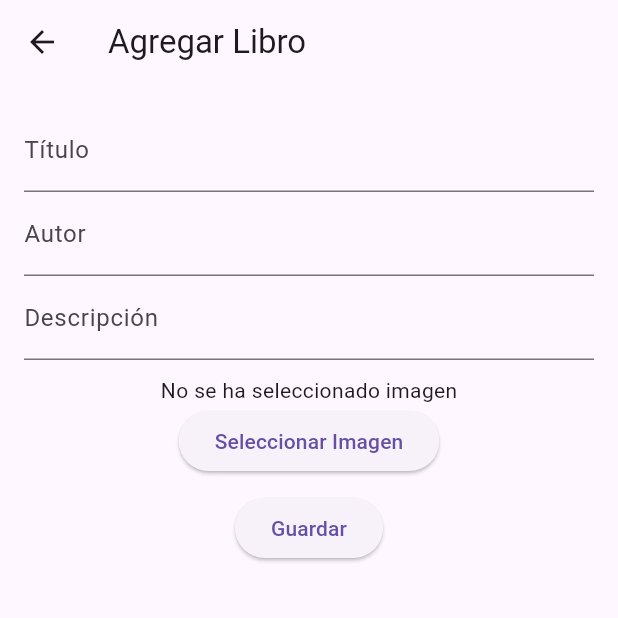
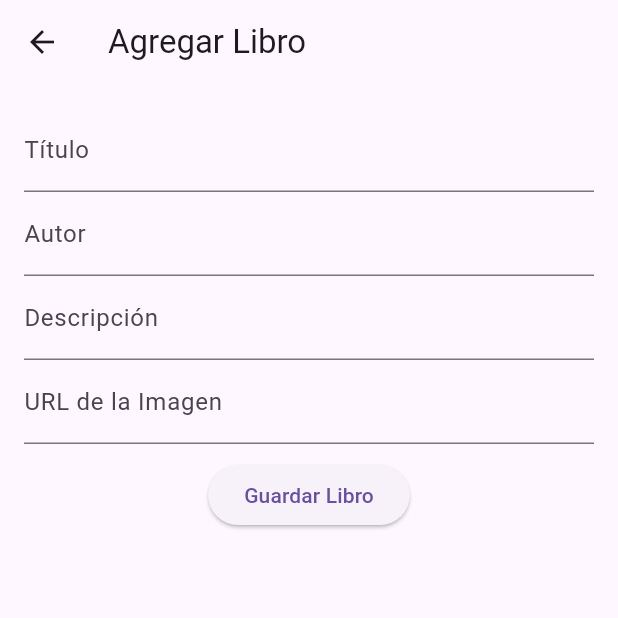
Before and after one commit to Itzel660/ag3Almacenamiento, a Flutter app: the screen it shows once a user with an empty profile is signed in, after a tap on the "add" icon, on a phone screen of 412 x 824 dp, the top half of it. Run offline on Flutter 3.47's test engine with Material 3 defaults, Android fonts, the light colour scheme and no system bars; our stand-ins replace cloud_firestore, firebase_auth, firebase_core, firebase_storage, google_sign_in, image_picker; accounts and stored records are empty.

Commit message:
Actualización de los archivos

```diff
--- a/lib/main.dart
+++ b/lib/main.dart
@@ -4,6 +4,7 @@ import 'package:firebase_auth/firebase_auth.dart';
 import 'views/login_screen.dart';
 import 'views/home_screen.dart';
 import 'views/add_book_screen.dart';
+import 'views/search_screen.dart';  // 🚀 Asegúrate de importar esta pantalla
 
 void main() async {
   WidgetsFlutterBinding.ensureInitialized();
@@ -20,17 +21,18 @@ class MyApp extends StatelessWidget {
       routes: {
         '/home': (context) => HomeScreen(),
         '/add_book': (context) => AddBookScreen(),
+        '/search': (context) => SearchScreen(),  // 🚀 Agregamos la ruta de búsqueda
       },
       home: StreamBuilder<User?>(
         stream: FirebaseAuth.instance.authStateChanges(),
         builder: (context, snapshot) {
           if (snapshot.connectionState == ConnectionState.waiting) {
-            return Center(child: CircularProgressIndicator());  // Mientras carga Firebase
+            return Center(child: CircularProgressIndicator());
           }
           if (snapshot.hasData) {
-            return HomeScreen();  // Usuario autenticado
+            return HomeScreen();
           }
-          return LoginScreen();  // Usuario no autenticado
+          return LoginScreen();
         },
       ),
     );
--- a/lib/views/add_book_screen.dart
+++ b/lib/views/add_book_screen.dart
@@ -1,7 +1,4 @@
-import 'dart:io';
 import 'package:flutter/material.dart';
-import 'package:image_picker/image_picker.dart';
-import 'package:firebase_storage/firebase_storage.dart';
 import 'package:cloud_firestore/cloud_firestore.dart';
 import '../models/libro.dart';
 
@@ -14,37 +11,13 @@ class _AddBookScreenState extends State<AddBookScreen> {
   final TextEditingController tituloController = TextEditingController();
   final TextEditingController autorController = TextEditingController();
   final TextEditingController descripcionController = TextEditingController();
-  File? _image;
+  final TextEditingController imagenUrlController = TextEditingController(); // NUEVO: Para ingresar la URL de la imagen
   bool isUploading = false;
 
-  Future<void> _pickImage() async {
-    final pickedFile = await ImagePicker().pickImage(source: ImageSource.gallery);
-
-    if (pickedFile != null) {
-      setState(() {
-        _image = File(pickedFile.path);
-      });
-    }
-  }
-
-  Future<String?> _uploadImage(File image) async {
-    try {
-      String fileName = DateTime.now().millisecondsSinceEpoch.toString();
-      Reference ref = FirebaseStorage.instance.ref().child('libros/$fileName');
-      UploadTask uploadTask = ref.putFile(image);
-
-      TaskSnapshot snapshot = await uploadTask;
-      return await snapshot.ref.getDownloadURL();
-    } catch (e) {
-      print("Error al subir la imagen: $e");
-      return null;
-    }
-  }
-
   Future<void> _saveBook() async {
-    if (tituloController.text.isEmpty || _image == null) {
+    if (tituloController.text.isEmpty || imagenUrlController.text.isEmpty) {
       ScaffoldMessenger.of(context).showSnackBar(SnackBar(
-        content: Text('Debe ingresar un título y seleccionar una imagen'),
+        content: Text('Debe ingresar un título y un enlace de imagen válido'),
         backgroundColor: Colors.red,
       ));
       return;
@@ -54,27 +27,15 @@ class _AddBookScreenState extends State<AddBookScreen> {
       isUploading = true;
     });
 
-    String? imageUrl = await _uploadImage(_image!);
-    if (imageUrl == null) {
-      ScaffoldMessenger.of(context).showSnackBar(SnackBar(
-        content: Text('Error al subir la imagen'),
-        backgroundColor: Colors.red,
-      ));
-      setState(() {
-        isUploading = false;
-      });
-      return;
-    }
-
     Libro libro = Libro(
       id: '',
       titulo: tituloController.text,
       autor: autorController.text,
       descripcion: descripcionController.text,
-      imagenUrl: imageUrl,
+      imagenUrl: imagenUrlController.text, // USA EL LINK EN LUGAR DE SUBIR IMAGEN
     );
 
-    await FirebaseFirestore.instance.collection('libros').add(libro.toJson());
+    await FirebaseFirestore.instance.collection('Libros').add(libro.toJson());
 
     ScaffoldMessenger.of(context).showSnackBar(SnackBar(
       content: Text('Libro agregado con éxito'),
@@ -108,20 +69,14 @@ class _AddBookScreenState extends State<AddBookScreen> {
               controller: descripcionController,
               decoration: InputDecoration(labelText: 'Descripción'),
             ),
-            SizedBox(height: 10),
-            _image != null
-                ? Image.file(_image!, height: 150, width: 150, fit: BoxFit.cover)
-                : Text('No se ha seleccionado imagen'),
-            ElevatedButton(
-              onPressed: _pickImage,
-              child: Text('Seleccionar Imagen'),
+            TextField(
+              controller: imagenUrlController,
+              decoration: InputDecoration(labelText: 'URL de la Imagen'), // NUEVO CAMPO PARA INGRESAR LINK
             ),
             SizedBox(height: 10),
-            isUploading
-                ? CircularProgressIndicator()
-                : ElevatedButton(
+            ElevatedButton(
               onPressed: _saveBook,
-              child: Text('Guardar'),
+              child: Text('Guardar Libro'),
             ),
           ],
         ),
--- a/lib/views/home_screen.dart
+++ b/lib/views/home_screen.dart
@@ -7,28 +7,35 @@ class HomeScreen extends StatelessWidget {
   @override
   Widget build(BuildContext context) {
     return Scaffold(
-      appBar: AppBar(title: Text('Catálogo de Libros')),
+      appBar: AppBar(
+        title: Text('Catálogo de Libros'),
+        actions: [
+          IconButton(
+            icon: Icon(Icons.search),
+            onPressed: () {
+              Navigator.pushNamed(context, '/search');  // Navega a la pantalla de búsqueda
+            },
+          ),
+        ],
+      ),
       body: StreamBuilder<List<Libro>>(
-        stream: DatabaseService().getLibros(),  // Obtenemos el stream de libros desde la base de datos
+        stream: DatabaseService().getLibros(),
         builder: (context, snapshot) {
-          // Si no hay datos, mostramos un indicador de carga
           if (!snapshot.hasData) {
             return Center(child: CircularProgressIndicator());
           }
 
-          // Si hay datos, los mostramos en una cuadrícula
           return GridView.builder(
-            gridDelegate: SliverGridDelegateWithFixedCrossAxisCount(crossAxisCount: 2),  // Dos columnas
-            itemCount: snapshot.data!.length,  // El número de libros que se van a mostrar
+            gridDelegate: SliverGridDelegateWithFixedCrossAxisCount(crossAxisCount: 2),
+            itemCount: snapshot.data!.length,
             itemBuilder: (context, index) {
-              // Retornamos una tarjeta para cada libro
               return BookCard(libro: snapshot.data![index]);
             },
           );
         },
       ),
       floatingActionButton: FloatingActionButton(
-        onPressed: () => Navigator.pushNamed(context, '/add_book'),  // Para ir a la pantalla de agregar libro
+        onPressed: () => Navigator.pushNamed(context, '/add_book'),
         child: Icon(Icons.add),
       ),
     );
--- a/lib/views/search_screen.dart
+++ b/lib/views/search_screen.dart
@@ -34,7 +34,9 @@ class _SearchScreenState extends State<SearchScreen> {
           ),
           Expanded(
             child: StreamBuilder<QuerySnapshot>(
-              stream: FirebaseFirestore.instance
+              stream: searchQuery.isEmpty
+                  ? FirebaseFirestore.instance.collection('libros').snapshots()
+                  : FirebaseFirestore.instance
                   .collection('libros')
                   .where('titulo', isGreaterThanOrEqualTo: searchQuery)
                   .where('titulo', isLessThanOrEqualTo: '$searchQuery\uf8ff')
```
Also changed, not shown: pubspec.yaml (+20 -11 lines).
